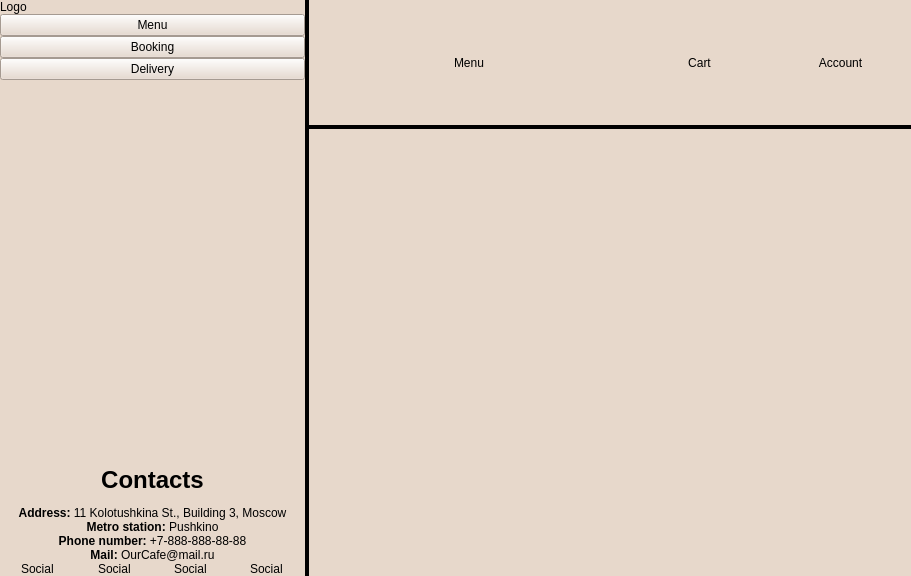
Qt form application/mainwindow.ui (redm0unt/OurCafe) before a commit.
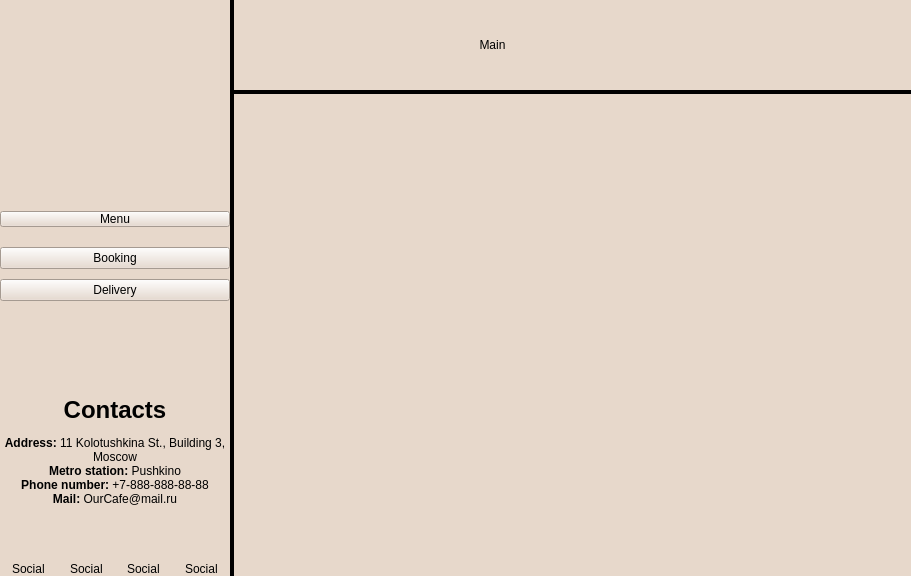
The same form after that commit. Icons and pictures are not drawn.

Patch:
```diff
--- a/application/mainwindow.ui
+++ b/application/mainwindow.ui
@@ -77,19 +77,22 @@
       </property>
       <property name="minimumSize">
        <size>
-        <width>305</width>
+        <width>230</width>
         <height>0</height>
        </size>
       </property>
       <property name="maximumSize">
        <size>
-        <width>305</width>
+        <width>230</width>
         <height>16777215</height>
        </size>
       </property>
       <layout class="QVBoxLayout" name="Sidebar_verticalLayout">
        <property name="spacing">
-        <number>0</number>
+        <number>10</number>
+       </property>
+       <property name="sizeConstraint">
+        <enum>QLayout::SetMinimumSize</enum>
        </property>
        <property name="leftMargin">
         <number>0</number>
@@ -103,21 +106,69 @@
        <property name="bottomMargin">
         <number>0</number>
        </property>
-       <item>
+       <item alignment="Qt::AlignHCenter|Qt::AlignVCenter">
         <widget class="QLabel" name="MainLogo">
          <property name="sizePolicy">
-          <sizepolicy hsizetype="Preferred" vsizetype="Fixed">
+          <sizepolicy hsizetype="Preferred" vsizetype="Ignored">
            <horstretch>0</horstretch>
            <verstretch>0</verstretch>
           </sizepolicy>
          </property>
+         <property name="minimumSize">
+          <size>
+           <width>0</width>
+           <height>0</height>
+          </size>
+         </property>
+         <property name="maximumSize">
+          <size>
+           <width>1024</width>
+           <height>1024</height>
+          </size>
+         </property>
+         <property name="cursor">
+          <cursorShape>PointingHandCursor</cursorShape>
+         </property>
+         <property name="mouseTracking">
+          <bool>false</bool>
+         </property>
+         <property name="focusPolicy">
+          <enum>Qt::NoFocus</enum>
+         </property>
+         <property name="styleSheet">
+          <string notr="true">alignment: center center;</string>
+         </property>
+         <property name="frameShape">
+          <enum>QFrame::NoFrame</enum>
+         </property>
+         <property name="lineWidth">
+          <number>0</number>
+         </property>
          <property name="text">
-          <string>Logo</string>
+          <string/>
+         </property>
+         <property name="textFormat">
+          <enum>Qt::PlainText</enum>
+         </property>
+         <property name="scaledContents">
+          <bool>false</bool>
+         </property>
+         <property name="alignment">
+          <set>Qt::AlignCenter</set>
+         </property>
+         <property name="wordWrap">
+          <bool>false</bool>
+         </property>
+         <property name="indent">
+          <number>0</number>
          </property>
         </widget>
        </item>
        <item>
         <widget class="QPushButton" name="MenuButton">
+         <property name="styleSheet">
+          <string notr="true">margin-bottom: 10px;</string>
+         </property>
          <property name="text">
           <string>Menu</string>
          </property>
@@ -142,9 +193,12 @@
          <property name="orientation">
           <enum>Qt::Vertical</enum>
          </property>
+         <property name="sizeType">
+          <enum>QSizePolicy::Preferred</enum>
+         </property>
          <property name="sizeHint" stdset="0">
           <size>
-           <width>20</width>
+           <width>45</width>
            <height>40</height>
           </size>
          </property>
@@ -299,15 +353,18 @@
          <property name="minimumSize">
           <size>
            <width>0</width>
-           <height>125</height>
+           <height>90</height>
           </size>
          </property>
          <property name="maximumSize">
           <size>
            <width>16777215</width>
-           <height>125</height>
+           <height>90</height>
           </size>
          </property>
+         <property name="styleSheet">
+          <string notr="true">font: 900 40pt &quot;Bodoni Moda 9pt&quot;;</string>
+         </property>
          <layout class="QHBoxLayout" name="Header_horizontalLayout">
           <property name="spacing">
            <number>0</number>
@@ -333,7 +390,7 @@
              </sizepolicy>
             </property>
             <property name="text">
-             <string>Menu</string>
+             <string>Main</string>
             </property>
             <property name="alignment">
              <set>Qt::AlignCenter</set>
@@ -346,26 +403,26 @@
           <item>
            <widget class="QWidget" name="CartAccountBlock" native="true">
             <property name="sizePolicy">
-             <sizepolicy hsizetype="Fixed" vsizetype="Preferred">
+             <sizepolicy hsizetype="Maximum" vsizetype="Preferred">
               <horstretch>0</horstretch>
               <verstretch>0</verstretch>
              </sizepolicy>
             </property>
             <property name="minimumSize">
              <size>
-              <width>282</width>
+              <width>140</width>
               <height>0</height>
              </size>
             </property>
             <property name="maximumSize">
              <size>
-              <width>282</width>
+              <width>140</width>
               <height>16777215</height>
              </size>
             </property>
             <layout class="QHBoxLayout" name="CartAccountBlock_horizontalLayout">
              <property name="spacing">
-              <number>0</number>
+              <number>15</number>
              </property>
              <property name="leftMargin">
               <number>0</number>
@@ -381,8 +438,23 @@
              </property>
              <item>
               <widget class="QLabel" name="Cart">
+               <property name="sizePolicy">
+                <sizepolicy hsizetype="Maximum" vsizetype="Maximum">
+                 <horstretch>0</horstretch>
+                 <verstretch>0</verstretch>
+                </sizepolicy>
+               </property>
+               <property name="cursor">
+                <cursorShape>PointingHandCursor</cursorShape>
+               </property>
                <property name="text">
-                <string>Cart</string>
+                <string/>
+               </property>
+               <property name="pixmap">
+                <pixmap resource="resources.qrc">:/resources/resources/Cart.png</pixmap>
+               </property>
+               <property name="scaledContents">
+                <bool>false</bool>
                </property>
                <property name="alignment">
                 <set>Qt::AlignCenter</set>
@@ -394,8 +466,20 @@
              </item>
              <item>
               <widget class="QLabel" name="Account">
+               <property name="sizePolicy">
+                <sizepolicy hsizetype="Maximum" vsizetype="Maximum">
+                 <horstretch>0</horstretch>
+                 <verstretch>0</verstretch>
+                </sizepolicy>
+               </property>
+               <property name="cursor">
+                <cursorShape>PointingHandCursor</cursorShape>
+               </property>
                <property name="text">
-                <string>Account</string>
+                <string/>
+               </property>
+               <property name="pixmap">
+                <pixmap resource="resources.qrc">:/resources/resources/Account.png</pixmap>
                </property>
                <property name="alignment">
                 <set>Qt::AlignCenter</set>
@@ -408,6 +492,22 @@
             </layout>
            </widget>
           </item>
+          <item>
+           <spacer name="horizontalSpacer">
+            <property name="orientation">
+             <enum>Qt::Horizontal</enum>
+            </property>
+            <property name="sizeType">
+             <enum>QSizePolicy::Fixed</enum>
+            </property>
+            <property name="sizeHint" stdset="0">
+             <size>
+              <width>20</width>
+              <height>20</height>
+             </size>
+            </property>
+           </spacer>
+          </item>
          </layout>
         </widget>
        </item>
```
Left out of the diff: 4 changed lines with no effect on the pictures.
